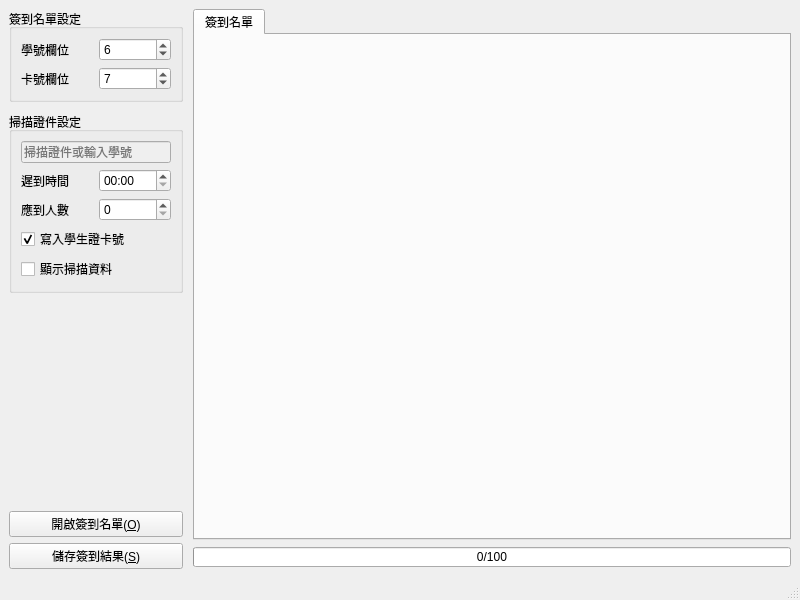
Above: src/main/resources/base/window.ui from redbug312/ntuoc13-punch-clock before the change. Below: the same form after it.
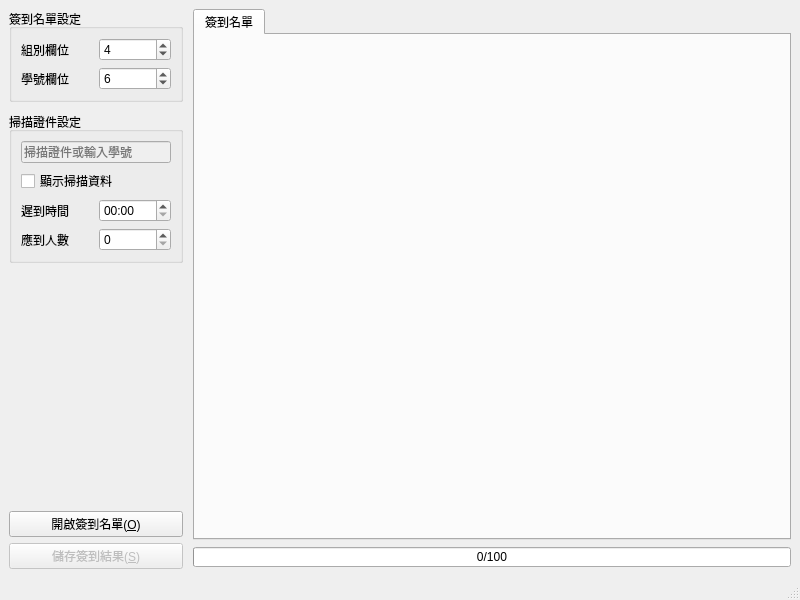
That is the form after the change. Icons and pictures are not drawn. Custom widgets are drawn as their Qt base class.

Commit message: Remove NFC related features

What changed in the file:
```diff
--- a/src/main/resources/base/window.ui
+++ b/src/main/resources/base/window.ui
@@ -46,37 +46,37 @@
               <number>1</number>
              </property>
              <property name="value">
-              <number>7</number>
+              <number>4</number>
              </property>
             </widget>
            </item>
            <item row="1" column="0">
             <widget class="QLabel" name="uiNfcColumnLbl">
              <property name="text">
-              <string>卡號欄位</string>
+              <string>組別欄位</string>
              </property>
              <property name="buddy">
               <cstring>uiNfcColumnSpn</cstring>
              </property>
             </widget>
            </item>
-           <item row="0" column="1">
-            <widget class="AlphabetSpinBox" name="uiBarColumnSpn">
-             <property name="minimum">
-              <number>1</number>
-             </property>
-             <property name="value">
-              <number>6</number>
-             </property>
-            </widget>
-           </item>
-           <item row="0" column="0">
-            <widget class="QLabel" name="uiBarColumnLbl">
+           <item row="2" column="0">
+            <widget class="QLabel" name="uiBarColLbl">
              <property name="text">
               <string>學號欄位</string>
              </property>
              <property name="buddy">
-              <cstring>uiBarColumnSpn</cstring>
+              <cstring>uiBarColSpn</cstring>
+             </property>
+            </widget>
+           </item>
+           <item row="2" column="1">
+            <widget class="AlphabetSpinBox" name="uiBarColSpn">
+             <property name="minimum">
+              <number>1</number>
+             </property>
+             <property name="value">
+              <number>6</number>
              </property>
             </widget>
            </item>
@@ -121,6 +121,23 @@
              </property>
             </widget>
            </item>
+           <item>
+            <widget class="QCheckBox" name="uiPanelChk">
+             <property name="text">
+              <string>顯示掃描資料</string>
+             </property>
+             <property name="icon">
+              <iconset theme="window-new">
+               <normaloff>.</normaloff>.</iconset>
+             </property>
+             <property name="iconSize">
+              <size>
+               <width>16</width>
+               <height>16</height>
+              </size>
+             </property>
+            </widget>
+           </item>
            <item>
             <layout class="QGridLayout" name="gridLayout_5">
              <item row="1" column="1">
@@ -155,43 +172,6 @@
              </item>
             </layout>
            </item>
-           <item>
-            <widget class="QCheckBox" name="uiOverwriteChk">
-             <property name="text">
-              <string>寫入學生證卡號</string>
-             </property>
-             <property name="icon">
-              <iconset theme="view-certificate-add">
-               <normaloff>../../../../../../../../.designer/backup</normaloff>../../../../../../../../.designer/backup</iconset>
-             </property>
-             <property name="iconSize">
-              <size>
-               <width>16</width>
-               <height>16</height>
-              </size>
-             </property>
-             <property name="checked">
-              <bool>true</bool>
-             </property>
-            </widget>
-           </item>
-           <item>
-            <widget class="QCheckBox" name="uiPanelChk">
-             <property name="text">
-              <string>顯示掃描資料</string>
-             </property>
-             <property name="icon">
-              <iconset theme="window-new">
-               <normaloff>.</normaloff>.</iconset>
-             </property>
-             <property name="iconSize">
-              <size>
-               <width>16</width>
-               <height>16</height>
-              </size>
-             </property>
-            </widget>
-           </item>
           </layout>
          </item>
         </layout>
@@ -224,6 +204,9 @@
         </item>
         <item>
          <widget class="QPushButton" name="uiFileSaveBtn">
+          <property name="enabled">
+           <bool>false</bool>
+          </property>
           <property name="text">
            <string>儲存簽到結果(&amp;S)</string>
           </property>
```
Left out of the diff: 13 changed lines with no effect on the pictures. The commit also changes 1 other file.
